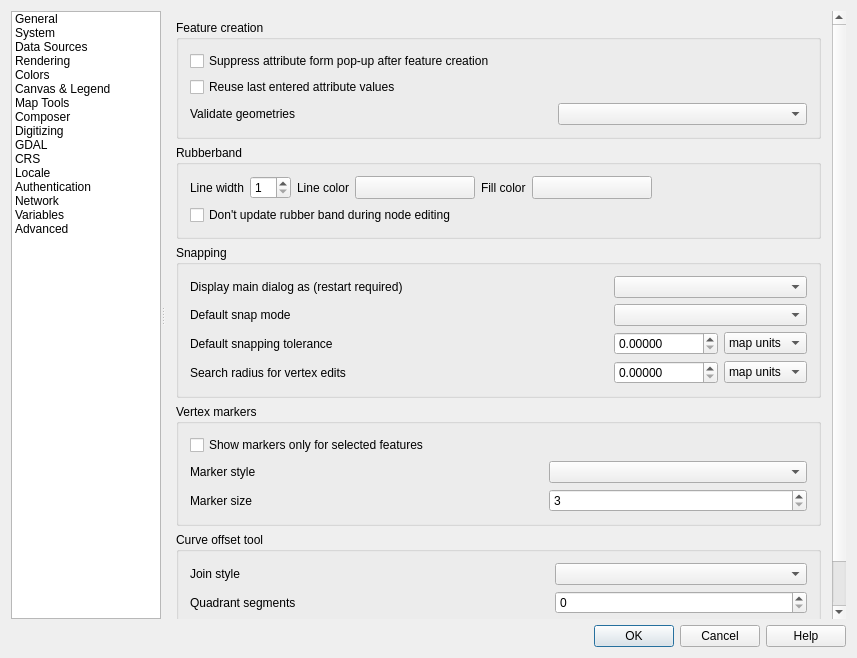
First picture: the form in src/ui/qgsoptionsbase.ui, repository qgis/QGIS, before the edit.
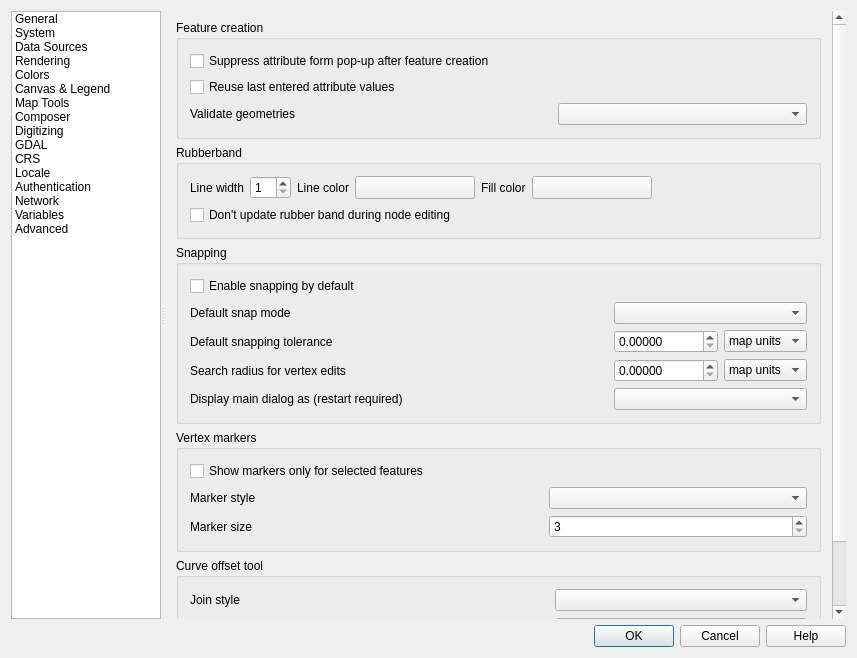
Second picture: the form after the edit. Icons and pictures are not drawn. Custom widgets are drawn as their Qt base class.

Commit message: [snapping] fix default snapping enabled state

The edit to the form file:
```diff
--- a/src/ui/qgsoptionsbase.ui
+++ b/src/ui/qgsoptionsbase.ui
@@ -4003,7 +4003,14 @@
                   <string>Snapping</string>
                  </property>
                  <layout class="QGridLayout" name="_10">
-                  <item row="1" column="1">
+                  <item row="1" column="1" colspan="6">
+                   <widget class="QCheckBox" name="mSnappingEnabledDefault">
+                    <property name="text">
+                     <string>Enable snapping by default</string>
+                    </property>
+                   </widget>
+                  </item>
+                  <item row="5" column="1">
                    <widget class="QLabel" name="label_49">
                     <property name="text">
                      <string>Display main dialog as (restart required)</string>
@@ -4127,7 +4134,7 @@
                     </property>
                    </widget>
                   </item>
-                  <item row="1" column="5" colspan="2">
+                  <item row="5" column="5" colspan="2">
                    <widget class="QComboBox" name="mSnappingMainDialogComboBox"/>
                   </item>
                   <item row="3" column="1" colspan="2">
```
The commit also changes 3 other files.
